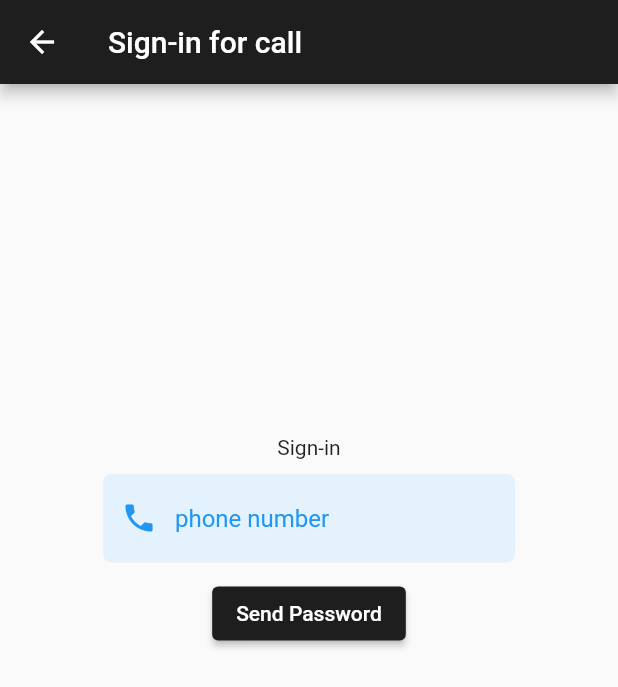
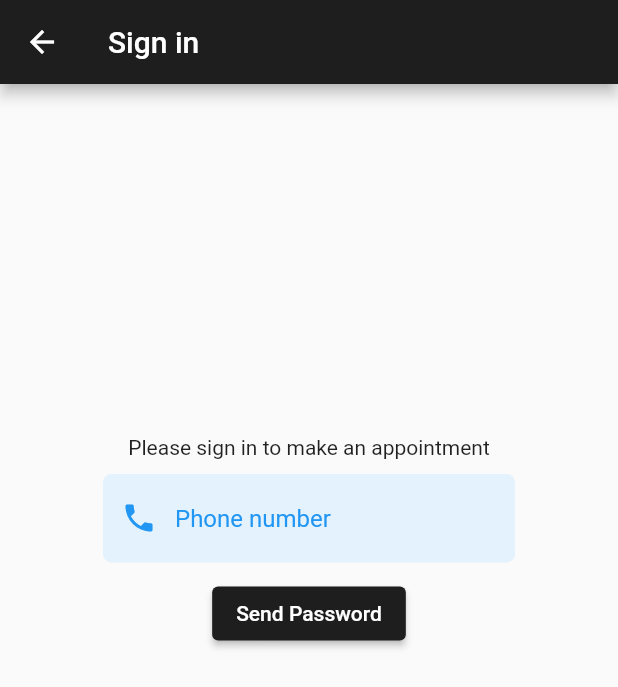
Before and after one commit to MKCHW-Tools/City_Model, a Flutter app: the LoginPage screen opened directly with empty values, on a phone screen of 412 x 824 dp. Shown: the top 687 px of the screen. Run offline on Flutter 3.47's test engine with Material 2 defaults, Android fonts, the phone set to English and light mode, and no system bars; our stand-ins replace cloud_firestore, firebase_analytics, firebase_auth, firebase_core, firebase_storage, flutter_rating_bar; missing offline and left inert: dart:html; accounts and stored records are empty; network calls fail.

Commit message:
Add small modifications on interface

```diff
--- a/lib/login.dart
+++ b/lib/login.dart
@@ -33,19 +33,19 @@ class _LoginPageState extends State<LoginPage> {
 
   Widget build(BuildContext context) {
     return Scaffold(
-      appBar: AppBar(title: Text('Sign-in for call')),
+      appBar: AppBar(title: Text('Sign in')),
       body: Center(
           child: Container(
             width: 400,
             height: 300,
             child: Column(
               children: [
-                Text('Sign-in'),
+                Text('Please sign in to make an appointment'),
                 // const SizedBox(height: 8),
                 // Text('phone number'),
-                buildTextField('phone number', _phone, Icons.phone, context),
+                buildTextField('Phone number', _phone, Icons.phone, context),
                 login
-                    ? buildTextField('password', _otp, Icons.timer, context)
+                    ? buildTextField('Password', _otp, Icons.timer, context)
                     : const SizedBox(),
                 login
                     ? buildSubmitButton('Login')
--- a/lib/review.dart
+++ b/lib/review.dart
@@ -31,7 +31,7 @@ class _ReviewPageState extends State<ReviewPage>{
         Container(padding: EdgeInsets.all(8), child: Text('Please review the service')),
         Expanded(child: FutureBuilder<DocumentSnapshot>(
           future: FirebaseFirestore.instance.collection('appointments').doc(widget.appointmentId).get(),
-          builder: (context, snapshot){
+          builder: (context, snapshot) {
             if (snapshot.hasData){
               final  document = snapshot.data!.data();
               return Column(children: [
```
Also changed, not shown: lib/facilities.dart (+15 -8 lines), lib/menu.dart (+9 -20 lines), lib/signup.dart (+4 -4 lines).
